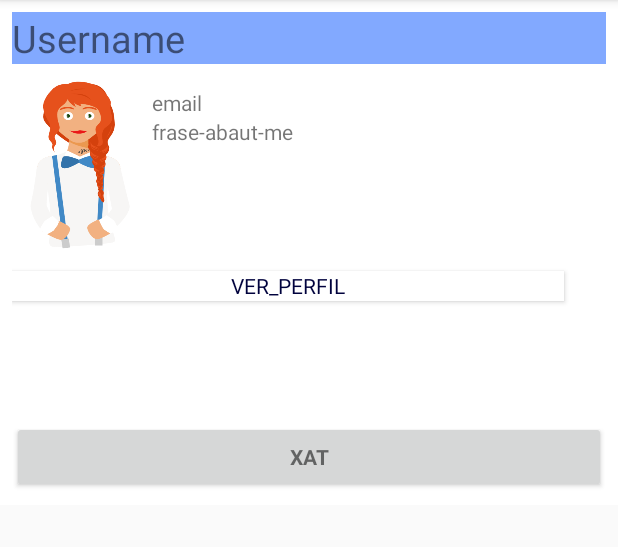
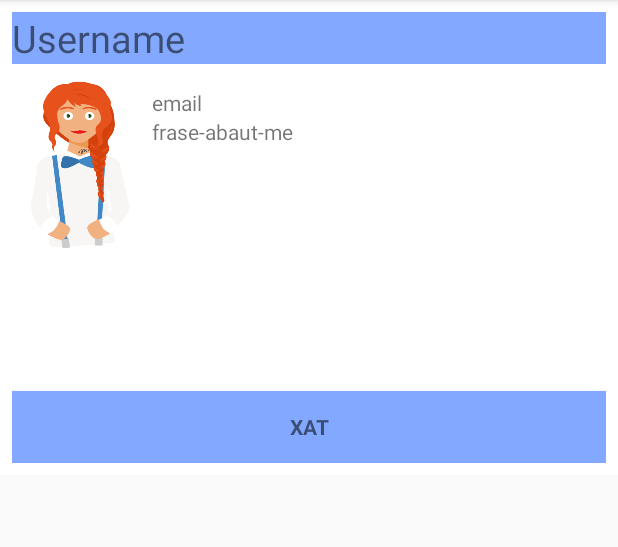
Before and after one commit to bcatala/AndroidSocialNetwork, an Android app: the ProfileActivity screen opened directly, with no data from a screen before it, on a phone screen of 412 x 824 dp, the part 84-631 px from its top. Run offline under Robolectric (Android 15) with nearby library versions, the phone set to English and light mode, and no system bars; 3 statements that could not run were skipped.

```diff
--- a/21PointsAndroid-master/app/src/main/res/layout/activity_profile.xml
+++ b/21PointsAndroid-master/app/src/main/res/layout/activity_profile.xml
@@ -57,21 +57,12 @@
     </LinearLayout>
 
     <Button
-        android:id="@+id/verperfil__button"
-        style="?android:textAppearanceSmall"
-        android:layout_width="368dp"
-        android:layout_height="20dp"
-        android:background="@color/White"
-        android:text="ver_perfil"
-        android:textColor="@color/colorPrimary" />
-
-
-    <Button
         android:id="@+id/GotoMenu"
         style="?android:textAppearanceSmall"
         android:layout_width="match_parent"
         android:layout_height="wrap_content"
         android:layout_marginTop="80dp"
+        android:background="@color/colorAccent2"
         android:hint="Xat"
         android:text="Xat"
         android:textStyle="bold" />
```
Also changed, not shown: 21PointsAndroid-master/app/src/main/java/com/alfredo/android/a21pointsandroid/activity/friendList/FriendListFragment.java (+7 -7 lines), 21PointsAndroid-master/app/src/main/res/layout/list_item_user.xml (+4 -4 lines).
